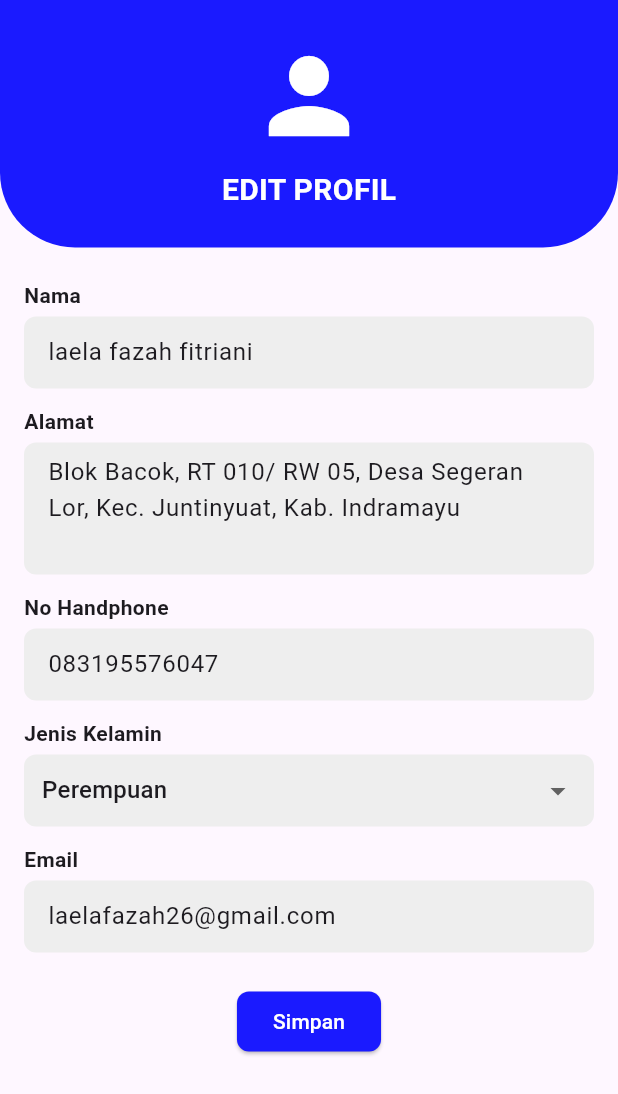
After one commit to vivilestari86/sibos_app, a Flutter app: the ProfileTeknisiScreen screen opened directly, after a tap on "Edit", on a phone screen of 412 x 824 dp. The commit adds this screen. Shown: the top 1094 px of the screen. Run offline on Flutter 3.47's test engine with Material 3 defaults, Android fonts, the phone set to English and light mode, and no system bars; our stand-ins replace font_awesome_flutter.

Commit message:
update teknisi

```diff
--- /dev/null
+++ b/lib/screens/edit_profile_teknisi_screen.dart
@@ -0,0 +1,162 @@
+import 'package:flutter/material.dart';
+
+class EditProfileTeknisiScreen extends StatefulWidget {
+  const EditProfileTeknisiScreen({super.key});
+
+  @override
+  State<EditProfileTeknisiScreen> createState() =>
+      _EditProfileTeknisiScreenState();
+}
+
+class _EditProfileTeknisiScreenState extends State<EditProfileTeknisiScreen> {
+  final TextEditingController _namaController =
+      TextEditingController(text: "laela fazah fitriani");
+  final TextEditingController _alamatController = TextEditingController(
+      text:
+          "Blok Bacok, RT 010/ RW 05, Desa Segeran Lor, Kec. Juntinyuat, Kab. Indramayu");
+  final TextEditingController _noHpController =
+      TextEditingController(text: "083195576047");
+  final TextEditingController _emailController =
+      TextEditingController(text: "laelafazah26@gmail.com");
+
+  String _jenisKelamin = "Perempuan";
+
+  void _simpanPerubahan() {
+    // TODO: Hubungkan ke API Laravel
+    ScaffoldMessenger.of(context).showSnackBar(
+      const SnackBar(content: Text('Perubahan profil berhasil disimpan')),
+    );
+    Navigator.pop(context); // kembali ke halaman profil
+  }
+
+  @override
+  Widget build(BuildContext context) {
+    return Scaffold(
+      body: SingleChildScrollView(
+        child: Column(
+          children: [
+            // ================= HEADER =================
+            Container(
+              width: double.infinity,
+              padding: const EdgeInsets.symmetric(vertical: 24),
+              decoration: const BoxDecoration(
+                color: Color(0xFF1A1AFF),
+                borderRadius: BorderRadius.only(
+                  bottomLeft: Radius.circular(50),
+                  bottomRight: Radius.circular(50),
+                ),
+              ),
+              child: Column(
+                children: const [
+                  Icon(Icons.person, size: 80, color: Colors.white),
+                  SizedBox(height: 8),
+                  Text(
+                    "EDIT PROFIL",
+                    style: TextStyle(
+                      color: Colors.white,
+                      fontSize: 20,
+                      fontWeight: FontWeight.bold,
+                    ),
+                  ),
+                ],
+              ),
+            ),
+
+            const SizedBox(height: 16),
+
+            // ================= FORM =================
+            _buildTextField("Nama", _namaController),
+            _buildTextField("Alamat", _alamatController, maxLines: 3),
+            _buildTextField("No Handphone", _noHpController),
+
+            // Dropdown jenis kelamin
+            Padding(
+              padding: const EdgeInsets.symmetric(horizontal: 16, vertical: 6),
+              child: Column(
+                crossAxisAlignment: CrossAxisAlignment.start,
+                children: [
+                  const Text("Jenis Kelamin",
+                      style: TextStyle(fontWeight: FontWeight.bold)),
+                  const SizedBox(height: 4),
+                  Container(
+                    padding: const EdgeInsets.symmetric(horizontal: 12),
+                    decoration: BoxDecoration(
+                      color: Colors.grey[200],
+                      borderRadius: BorderRadius.circular(8),
+                    ),
+                    child: DropdownButton<String>(
+                      value: _jenisKelamin,
+                      isExpanded: true,
+                      underline: const SizedBox(),
+                      items: const [
+                        DropdownMenuItem(
+                          value: "Perempuan",
+                          child: Text("Perempuan"),
+                        ),
+                        DropdownMenuItem(
+                          value: "Laki-laki",
+                          child: Text("Laki-laki"),
+                        ),
+                      ],
+                      onChanged: (value) {
+                        setState(() {
+                          _jenisKelamin = value!;
+                        });
+                      },
+                    ),
+                  ),
+                ],
+              ),
+            ),
+
+            _buildTextField("Email", _emailController),
+
+            const SizedBox(height: 16),
+            ElevatedButton(
+              onPressed: _simpanPerubahan,
+              style: ElevatedButton.styleFrom(
+                backgroundColor: const Color(0xFF1A1AFF),
+                foregroundColor: Colors.white,
+                shape: RoundedRectangleBorder(
+                  borderRadius: BorderRadius.circular(8),
+                ),
+              ),
+              child: const Text("Simpan"),
+            ),
+
+            const SizedBox(height: 20),
+          ],
+        ),
+      ),
+    );
+  }
+
+  // ================= WIDGET REUSABLE =================
+  Widget _buildTextField(String label, TextEditingController controller,
+      {int maxLines = 1}) {
+    return Padding(
+      padding: const EdgeInsets.symmetric(horizontal: 16, vertical: 6),
+      child: Column(
+        crossAxisAlignment: CrossAxisAlignment.start,
+        children: [
+          Text(label, style: const TextStyle(fontWeight: FontWeight.bold)),
+          const SizedBox(height: 4),
+          TextField(
+            controller: controller,
+            maxLines: maxLines,
+            decoration: InputDecoration(
+              filled: true,
+              fillColor: Colors.grey[200],
+              contentPadding:
+                  const EdgeInsets.symmetric(horizontal: 12, vertical: 8),
+              border: OutlineInputBorder(
+                borderRadius: BorderRadius.circular(8),
+                borderSide: BorderSide.none,
+              ),
+            ),
+          ),
+        ],
+      ),
+    );
+  }
+}
--- /dev/null
+++ b/lib/screens/profile_teknisi_screen.dart
@@ -0,0 +1,105 @@
+import 'package:flutter/material.dart';
+import 'package:sibos_app/screens/edit_profile_teknisi_screen.dart';
+
+class ProfileTeknisiScreen extends StatelessWidget {
+  const ProfileTeknisiScreen({super.key});
+
+  @override
+  Widget build(BuildContext context) {
+    return Scaffold(
+      body: SingleChildScrollView(
+        child: Column(
+          children: [
+            // ================= HEADER =================
+            Container(
+              width: double.infinity,
+              padding: const EdgeInsets.symmetric(vertical: 24),
+              decoration: const BoxDecoration(
+                color: Color(0xFF1A1AFF),
+                borderRadius: BorderRadius.only(
+                  bottomLeft: Radius.circular(50),
+                  bottomRight: Radius.circular(50),
+                ),
+              ),
+              child: Column(
+                children: const [
+                  Icon(Icons.person, size: 80, color: Colors.white),
+                  SizedBox(height: 8),
+                  Text(
+                    "PROFIL SAYA",
+                    style: TextStyle(
+                      color: Colors.white,
+                      fontSize: 20,
+                      fontWeight: FontWeight.bold,
+                    ),
+                  ),
+                ],
+              ),
+            ),
+
+            const SizedBox(height: 16),
+
+            // ================= DATA PROFIL =================
+            _buildInfoField("Nama", "laela fazah fitriani"),
+            _buildInfoField("Alamat",
+                "Blok Bacok, RT 010/ RW 05, Desa Segeran Lor, Kec. Juntinyuat, Kab. Indramayu"),
+            _buildInfoField("No Handphone", "083195576047"),
+            _buildInfoField("Jenis Kelamin", "Perempuan"),
+            _buildInfoField("Email", "laelafazah26@gmail.com"),
+
+            const SizedBox(height: 16),
+
+            // ================= BUTTON EDIT =================
+            ElevatedButton(
+              onPressed: () {
+                Navigator.push(
+                  context,
+                  MaterialPageRoute(
+                      builder: (context) => const EditProfileTeknisiScreen()),
+                );
+              },
+              style: ElevatedButton.styleFrom(
+                backgroundColor: const Color(0xFF1A1AFF),
+                foregroundColor: Colors.white,
+                shape: RoundedRectangleBorder(
+                  borderRadius: BorderRadius.circular(8),
+                ),
+              ),
+              child: const Text("Edit"),
+            ),
+
+            const SizedBox(height: 20),
+          ],
+        ),
+      ),
+    );
+  }
+
+  // ================= WIDGET REUSABLE =================
+  static Widget _buildInfoField(String label, String value) {
+    return Padding(
+      padding: const EdgeInsets.symmetric(horizontal: 16, vertical: 6),
+      child: Column(
+        crossAxisAlignment: CrossAxisAlignment.start,
+        children: [
+          Text(label, style: const TextStyle(fontWeight: FontWeight.bold)),
+          const SizedBox(height: 4),
+          TextFormField(
+            readOnly: true,
+            initialValue: value,
+            decoration: InputDecoration(
+              filled: true,
+              fillColor: Colors.grey[200],
+              contentPadding:
+                  const EdgeInsets.symmetric(horizontal: 12, vertical: 8),
+              border: OutlineInputBorder(
+                borderRadius: BorderRadius.circular(8),
+                borderSide: BorderSide.none,
+              ),
+            ),
+          ),
+        ],
+      ),
+    );
+  }
+}
--- a/lib/screens/teknisi_form_screen.dart
+++ b/lib/screens/teknisi_form_screen.dart
@@ -41,7 +41,7 @@ class _TeknisiFormScreenState extends State<TeknisiFormScreen> {
               // ==================== Header (disamakan dengan Register) ====================
               Container(
                 width: double.infinity,
-                height: 250,
+                padding: EdgeInsets.symmetric(vertical: 40, horizontal: 16),
                 decoration: const BoxDecoration(
                   color: Color(0xFF1A1AFF),
                   borderRadius: BorderRadius.only(
@@ -60,7 +60,7 @@ class _TeknisiFormScreenState extends State<TeknisiFormScreen> {
                         textAlign: TextAlign.center,
                         style: TextStyle(
                           color: Colors.white,
-                          fontSize: 18,
+                          fontSize: 16,
                           fontWeight: FontWeight.bold,
                         ),
                       ),
```
Also changed, not shown: lib/screens/beranda_teknisi_screen.dart (added, +117 -0 lines), lib/screens/pekerjaan_baru_screen.dart (added, +66 -0 lines), lib/screens/pekerjaan_selesai_screen.dart (added, +67 -0 lines), lib/screens/pendapatan_teknisi_screen.dart (added, +128 -0 lines), lib/screens/sedang_dikerjakan_screen.dart (added, +66 -0 lines), lib/screens/teknisi_home_screen.dart (+25 -9 lines).
